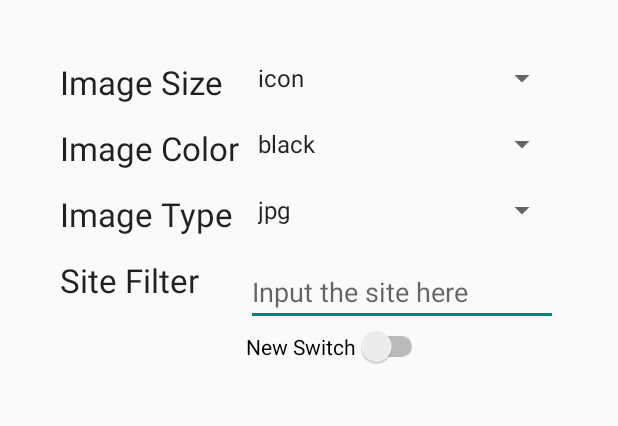
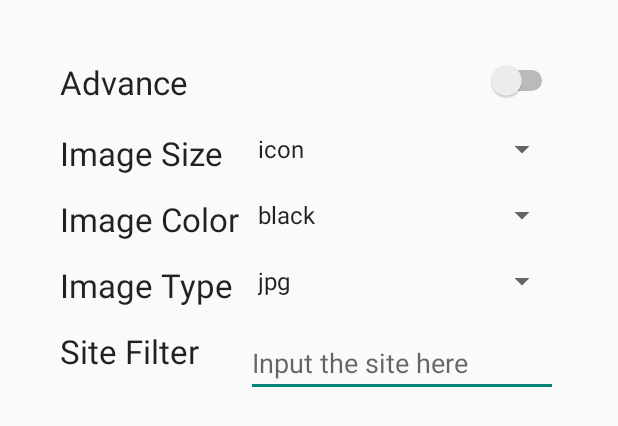
Before and after one commit to qqibrow/ImageSearch, an Android app: the layout fragement_settings.xml on its own in the app's theme, with its tools: preview values and no code run, on a phone screen of 412 x 824 dp. Shown: the top 426 px of the screen. Run offline under Robolectric (Android 15) with nearby library versions, the phone set to English and light mode, and no system bars.

Commit message:
finish the basic functionalities.

```diff
--- a/app/src/main/res/layout/fragement_settings.xml
+++ b/app/src/main/res/layout/fragement_settings.xml
@@ -3,17 +3,39 @@
     android:layout_width="fill_parent" android:layout_height="fill_parent"
     android:padding="40dp"
     >
+    <TextView
+        android:layout_width="wrap_content"
+        android:layout_height="wrap_content"
+        android:textAppearance="?android:attr/textAppearanceLarge"
+        android:text="Advance"
+        android:id="@+id/tvAdvance"
+        android:layout_alignParentTop="true"
+        android:layout_alignParentLeft="true"
+        android:layout_alignParentStart="true"
+        android:layout_marginBottom="20dp"/>
 
+    <Switch
+        android:layout_width="wrap_content"
+        android:layout_height="wrap_content"
+        android:text=""
+        android:id="@+id/switch1"
+        android:checked="false"
+        android:layout_toRightOf="@id/tvAdvance"
+        android:layout_alignParentRight="true"
+        android:layout_alignParentEnd="true"
+        android:layout_alignParentTop="true"
+        android:layout_marginBottom="20dp"
+        android:layout_marginLeft="37dp"
+        />
 
     <TextView
         android:layout_width="wrap_content"
         android:layout_height="wrap_content"
         android:textAppearance="?android:attr/textAppearanceLarge"
         android:text="Image Size"
+        android:layout_below="@id/switch1"
         android:id="@+id/tvSize"
-        android:layout_alignParentTop="true"
-        android:layout_alignParentLeft="true"
-        android:layout_alignParentStart="true" />
+/>
 
     <Spinner
         android:layout_width="wrap_content"
@@ -22,6 +44,7 @@
         android:entries="@array/size_array"
         android:layout_marginLeft="15dp"
         android:layout_toRightOf="@id/tvSize"
+        android:layout_below="@+id/switch1"
         android:layout_alignParentRight="true"
         android:layout_alignParentEnd="true"
         android:layout_marginBottom="20dp"/>
@@ -91,15 +114,7 @@
         android:layout_alignParentEnd="true"
         android:hint="Input the site here" />
 
-    <Switch
-        android:layout_width="wrap_content"
-        android:layout_height="wrap_content"
-        android:text="New Switch"
-        android:id="@+id/switch1"
-        android:layout_below="@+id/etSite"
-        android:layout_alignLeft="@+id/etSite"
-        android:layout_alignStart="@+id/etSite"
-        android:checked="false" />
+
 
 
 </RelativeLayout>
```
